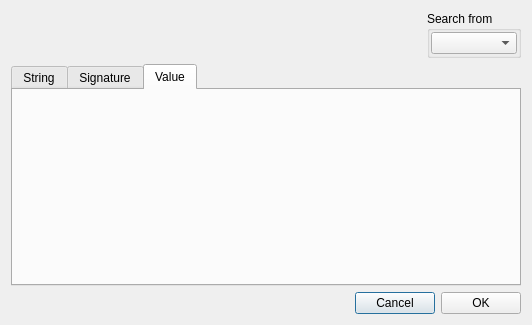
Old version of the form dialogsearch.ui in the repository horsicq/FormatDialogs.
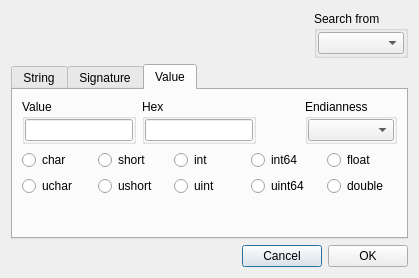
New version of the form. The open tabs and pages were chosen to show the change.

What changed in the file:
```diff
--- a/dialogsearch.ui
+++ b/dialogsearch.ui
@@ -9,8 +9,8 @@
    <rect>
     <x>0</x>
     <y>0</y>
-    <width>532</width>
-    <height>325</height>
+    <width>419</width>
+    <height>278</height>
    </rect>
   </property>
   <property name="windowTitle">
@@ -148,6 +148,184 @@
       <attribute name="title">
        <string>Value</string>
       </attribute>
+      <layout class="QVBoxLayout" name="verticalLayout_8">
+       <item>
+        <layout class="QHBoxLayout" name="horizontalLayout_4">
+         <item>
+          <widget class="QGroupBox" name="groupBoxValue">
+           <property name="title">
+            <string>Value</string>
+           </property>
+           <layout class="QVBoxLayout" name="verticalLayout_6">
+            <property name="leftMargin">
+             <number>0</number>
+            </property>
+            <property name="topMargin">
+             <number>0</number>
+            </property>
+            <property name="rightMargin">
+             <number>0</number>
+            </property>
+            <property name="bottomMargin">
+             <number>0</number>
+            </property>
+            <item>
+             <widget class="QLineEdit" name="lineEditValue"/>
+            </item>
+           </layout>
+          </widget>
+         </item>
+         <item>
+          <widget class="QGroupBox" name="groupBoxHex">
+           <property name="title">
+            <string>Hex</string>
+           </property>
+           <layout class="QVBoxLayout" name="verticalLayout_7">
+            <property name="leftMargin">
+             <number>0</number>
+            </property>
+            <property name="topMargin">
+             <number>0</number>
+            </property>
+            <property name="rightMargin">
+             <number>0</number>
+            </property>
+            <property name="bottomMargin">
+             <number>0</number>
+            </property>
+            <item>
+             <widget class="QLineEdit" name="lineEditHex"/>
+            </item>
+           </layout>
+          </widget>
+         </item>
+         <item>
+          <spacer name="horizontalSpacer_7">
+           <property name="orientation">
+            <enum>Qt::Horizontal</enum>
+           </property>
+           <property name="sizeHint" stdset="0">
+            <size>
+             <width>40</width>
+             <height>20</height>
+            </size>
+           </property>
+          </spacer>
+         </item>
+         <item>
+          <widget class="QGroupBox" name="groupBoxEndianness">
+           <property name="title">
+            <string>Endianness</string>
+           </property>
+           <layout class="QVBoxLayout" name="verticalLayout_5">
+            <property name="leftMargin">
+             <number>0</number>
+            </property>
+            <property name="topMargin">
+             <number>0</number>
+            </property>
+            <property name="rightMargin">
+             <number>0</number>
+            </property>
+            <property name="bottomMargin">
+             <number>0</number>
+            </property>
+            <item>
+             <widget class="QComboBox" name="comboBoxEndianness"/>
+            </item>
+           </layout>
+          </widget>
+         </item>
+        </layout>
+       </item>
+       <item>
+        <layout class="QGridLayout" name="gridLayout">
+         <item row="0" column="0">
+          <widget class="QRadioButton" name="radioButtonChar">
+           <property name="text">
+            <string>char</string>
+           </property>
+          </widget>
+         </item>
+         <item row="0" column="1">
+          <widget class="QRadioButton" name="radioButtonShort">
+           <property name="text">
+            <string>short</string>
+           </property>
+          </widget>
+         </item>
+         <item row="0" column="2">
+          <widget class="QRadioButton" name="radioButtonInt">
+           <property name="text">
+            <string>int</string>
+           </property>
+          </widget>
+         </item>
+         <item row="0" column="3">
+          <widget class="QRadioButton" name="radioButtonInt64">
+           <property name="text">
+            <string>int64</string>
+           </property>
+          </widget>
+         </item>
+         <item row="0" column="4">
+          <widget class="QRadioButton" name="radioButtonFloat">
+           <property name="text">
+            <string>float</string>
+           </property>
+          </widget>
+         </item>
+         <item row="1" column="0">
+          <widget class="QRadioButton" name="radioButtonUchar">
+           <property name="text">
+            <string>uchar</string>
+           </property>
+          </widget>
+         </item>
+         <item row="1" column="1">
+          <widget class="QRadioButton" name="radioButtonUshort">
+           <property name="text">
+            <string>ushort</string>
+           </property>
+          </widget>
+         </item>
+         <item row="1" column="2">
+          <widget class="QRadioButton" name="radioButtonUint">
+           <property name="text">
+            <string>uint</string>
+           </property>
+          </widget>
+         </item>
+         <item row="1" column="3">
+          <widget class="QRadioButton" name="radioButtonUint64">
+           <property name="text">
+            <string>uint64</string>
+           </property>
+          </widget>
+         </item>
+         <item row="1" column="4">
+          <widget class="QRadioButton" name="radioButtonDouble">
+           <property name="text">
+            <string>double</string>
+           </property>
+          </widget>
+         </item>
+        </layout>
+       </item>
+       <item>
+        <spacer name="verticalSpacer">
+         <property name="orientation">
+          <enum>Qt::Vertical</enum>
+         </property>
+         <property name="sizeHint" stdset="0">
+          <size>
+           <width>20</width>
+           <height>40</height>
+          </size>
+         </property>
+        </spacer>
+       </item>
+      </layout>
      </widget>
     </widget>
    </item>
```
